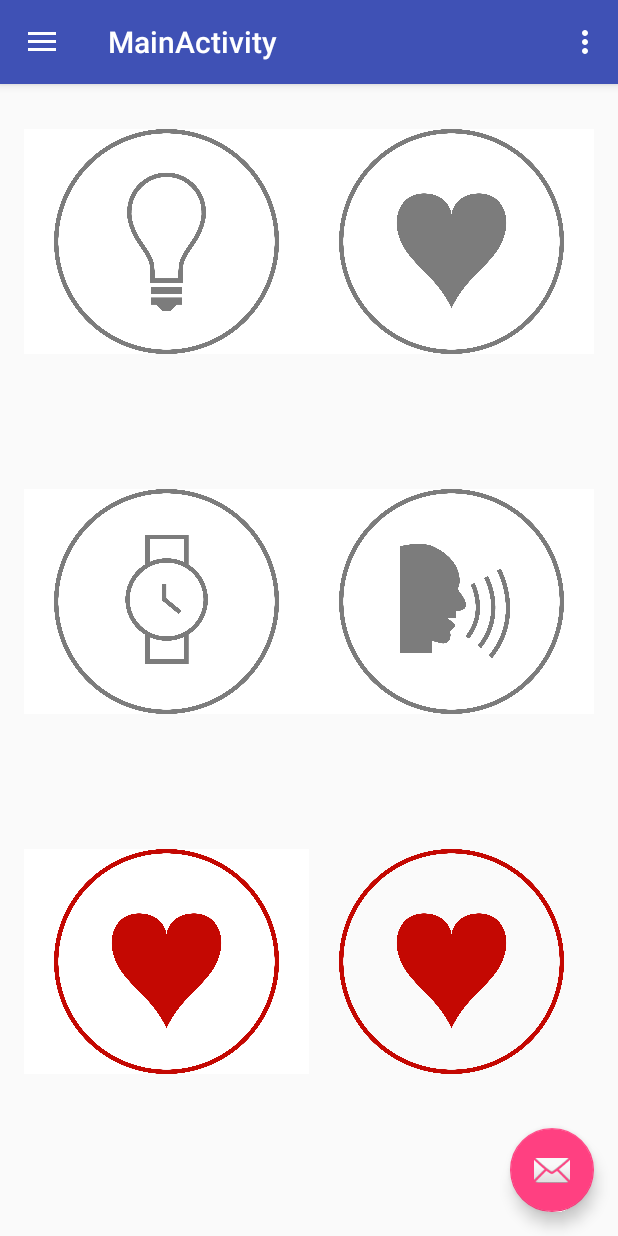
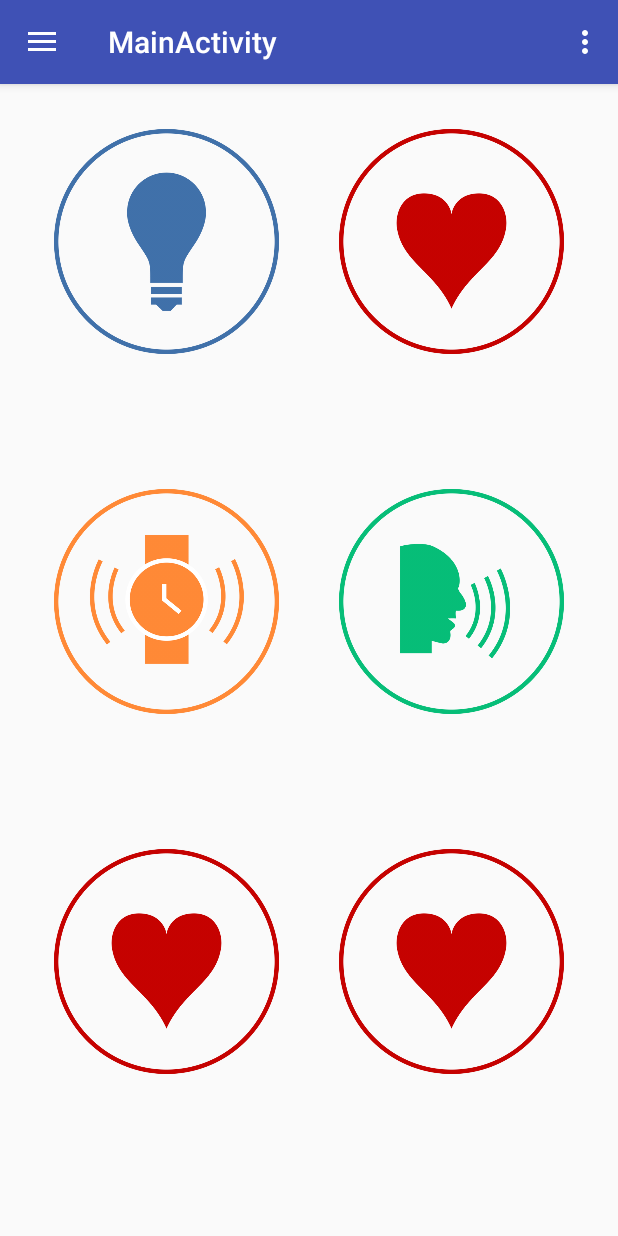
Before and after one commit to mmarchiovt/Focus, an Android app: the MainActivity screen opened directly, with no data from a screen before it, in the options menu, after a tap on "Settings", on a phone screen of 412 x 824 dp. Run offline under Robolectric (Android 15) with nearby library versions, the phone set to English and light mode, and no system bars.

Commit message:
image buttons now toggle!!!!!

```diff
--- a/app/src/main/AndroidManifest.xml
+++ b/app/src/main/AndroidManifest.xml
@@ -7,7 +7,9 @@
         android:icon="@mipmap/ic_launcher"
         android:label="@string/app_name"
         android:supportsRtl="true"
-        android:theme="@style/AppTheme" >
+        android:theme="@style/AppTheme"
+        android:largeHeap="true"
+        >
         <activity android:name=".SplashLoader"
             android:theme="@style/AppTheme.NoActionBar">
             <intent-filter>
@@ -18,6 +20,7 @@
         </activity>
         <activity
             android:name=".MainActivity"
+
             android:label="@string/title_activity_main"
             android:theme="@style/AppTheme.NoActionBar" >
         </activity>
--- a/app/src/main/java/design/focus/MainActivity.java
+++ b/app/src/main/java/design/focus/MainActivity.java
@@ -1,5 +1,6 @@
 package design.focus;
 
+import android.media.Image;
 import android.os.Bundle;
 import android.support.design.widget.FloatingActionButton;
 import android.support.design.widget.Snackbar;
@@ -12,9 +13,22 @@ import android.support.v7.app.AppCompatActivity;
 import android.support.v7.widget.Toolbar;
 import android.view.Menu;
 import android.view.MenuItem;
+import android.widget.Button;
+import android.widget.ImageButton;
 
 public class MainActivity extends AppCompatActivity
-        implements NavigationView.OnNavigationItemSelectedListener {
+        implements NavigationView.OnNavigationItemSelectedListener, View.OnClickListener
+{
+
+    private ImageButton lightbulb;
+    private ImageButton heart;
+    private ImageButton watch;
+    private ImageButton speech;
+
+    private boolean lightOn;
+    private boolean heartOn;
+    private boolean watchOn;
+    private boolean speechOn;
 
     @Override
     protected void onCreate(Bundle savedInstanceState) {
@@ -22,15 +36,6 @@ public class MainActivity extends AppCompatActivity
         setContentView(R.layout.activity_main);
         Toolbar toolbar = (Toolbar) findViewById(R.id.toolbar);
         setSupportActionBar(toolbar);
-
-        FloatingActionButton fab = (FloatingActionButton) findViewById(R.id.fab);
-        fab.setOnClickListener(new View.OnClickListener() {
-            @Override
-            public void onClick(View view) {
-                Snackbar.make(view, "Replace with your own action", Snackbar.LENGTH_LONG)
-                        .setAction("Action", null).show();
-            }
-        });
 
         DrawerLayout drawer = (DrawerLayout) findViewById(R.id.drawer_layout);
         ActionBarDrawerToggle toggle = new ActionBarDrawerToggle(
@@ -40,6 +45,24 @@ public class MainActivity extends AppCompatActivity
 
         NavigationView navigationView = (NavigationView) findViewById(R.id.nav_view);
         navigationView.setNavigationItemSelectedListener(this);
+
+        lightbulb = (ImageButton) findViewById(R.id.light);
+        heart = (ImageButton) findViewById(R.id.heart);
+        watch = (ImageButton) findViewById(R.id.watch);
+        speech = (ImageButton) findViewById(R.id.speech);
+
+
+        lightbulb.setOnClickListener(this);
+        heart.setOnClickListener(this);
+        watch.setOnClickListener(this);
+        speech.setOnClickListener(this);
+
+        //temp
+        lightOn = false;
+        heartOn = false;
+        watchOn = false;
+        speechOn = false;
+
     }
 
     @Override
@@ -98,4 +121,62 @@ public class MainActivity extends AppCompatActivity
         drawer.closeDrawer(GravityCompat.START);
         return true;
     }
+
+    @Override
+    public void onClick(View v)
+    {
+        if(v.getId() == R.id.light)
+        {
+            if(!lightOn)
+            {
+                lightbulb.setImageResource(R.drawable.lightbulb_2temp);
+                lightOn=true;
+            }
+            else
+            {
+                lightbulb.setImageResource(R.drawable.lightbulb_1temp);
+                lightOn=false;
+            }
+        }
+        if(v.getId() == R.id.heart)
+        {
+            if(!heartOn)
+            {
+                heart.setImageResource(R.drawable.heart_2temp);
+                heartOn=true;
+            }
+            else
+            {
+                heart.setImageResource(R.drawable.heart_1temp);
+                heartOn=false;
+            }
+        }
+        if(v.getId() == R.id.watch)
+        {
+            if(!watchOn)
+            {
+                watch.setImageResource((R.drawable.watch_vibrate_2tmep));
+                watchOn=true;
+            }
+            else
+            {
+                watch.setImageResource((R.drawable.watch_vibrate_1temp));
+                watchOn=false;
+            }
+
+        }
+        if(v.getId() == R.id.speech)
+        {
+            if(!speechOn)
+            {
+                speech.setImageResource(R.drawable.speak_2temp);
+                speechOn=true;
+            }
+            else
+            {
+                speech.setImageResource(R.drawable.speak_1temp);
+                speechOn=false;
+            }
+        }
+    }
 }
--- a/app/src/main/res/layout/app_bar_main.xml
+++ b/app/src/main/res/layout/app_bar_main.xml
@@ -17,9 +17,4 @@
 
     <include layout="@layout/content_main" />
 
-    <android.support.design.widget.FloatingActionButton android:id="@+id/fab"
-        android:layout_width="wrap_content" android:layout_height="wrap_content"
-        android:layout_gravity="bottom|end" android:layout_margin="@dimen/fab_margin"
-        android:src="@android:drawable/ic_dialog_email" />
-
 </android.support.design.widget.CoordinatorLayout>
--- a/app/src/main/res/layout/content_main.xml
+++ b/app/src/main/res/layout/content_main.xml
@@ -28,7 +28,7 @@
             android:layout_height="150dp"
             android:layout_weight="1"
             android:scaleType="fitCenter"
-            android:background="@android:color/white"
+            android:background="@android:color/transparent"
             android:src="@drawable/lightbulb_1temp"
             android:id="@+id/light" />
 
@@ -37,7 +37,7 @@
             android:layout_height="150dp"
             android:layout_weight="1"
             android:scaleType="fitCenter"
-            android:background="@android:color/white"
+            android:background="@android:color/transparent"
             android:src="@drawable/heart_1temp"
             android:id="@+id/heart"
             android:layout_gravity="center_horizontal" />
@@ -60,7 +60,7 @@
             android:layout_height="150dp"
             android:layout_weight="1"
             android:scaleType="fitCenter"
-            android:background="@android:color/white"
+            android:background="@android:color/transparent"
             android:src="@drawable/watch_1temp"
             android:id="@+id/watch"
             android:layout_gravity="center_horizontal" />
@@ -70,7 +70,7 @@
             android:layout_height="150dp"
             android:layout_weight="1"
             android:scaleType="fitCenter"
-            android:background="@android:color/white"
+            android:background="@android:color/transparent"
             android:src="@drawable/speak_1temp"
             android:id="@+id/speech"
             android:layout_gravity="center_horizontal" />
@@ -93,7 +93,7 @@
             android:layout_weight="1"
             android:scaleType="fitCenter"
             android:src="@drawable/heart_2temp"
-            android:background="@android:color/white"
+            android:background="@android:color/transparent"
             android:id="@+id/imageButton5"
             android:layout_gravity="center_horizontal" />
 
```
Also changed, not shown: app/src/main/java/design/focus/SplashLoader.java (+14 -8 lines), app/src/main/res/drawable/heart_1temp.png, app/src/main/res/drawable/heart_2temp.png, app/src/main/res/drawable/lightbulb_1temp.png, app/src/main/res/drawable/lightbulb_2temp.png, app/src/main/res/drawable/speak_1temp.png, app/src/main/res/drawable/speak_2temp.png, app/src/main/res/drawable/watch_1temp.png, app/src/main/res/drawable/watch_2tmep.png, app/src/main/res/drawable/watch_vibrate_1temp.png, app/src/main/res/drawable/watch_vibrate_2tmep.png.
